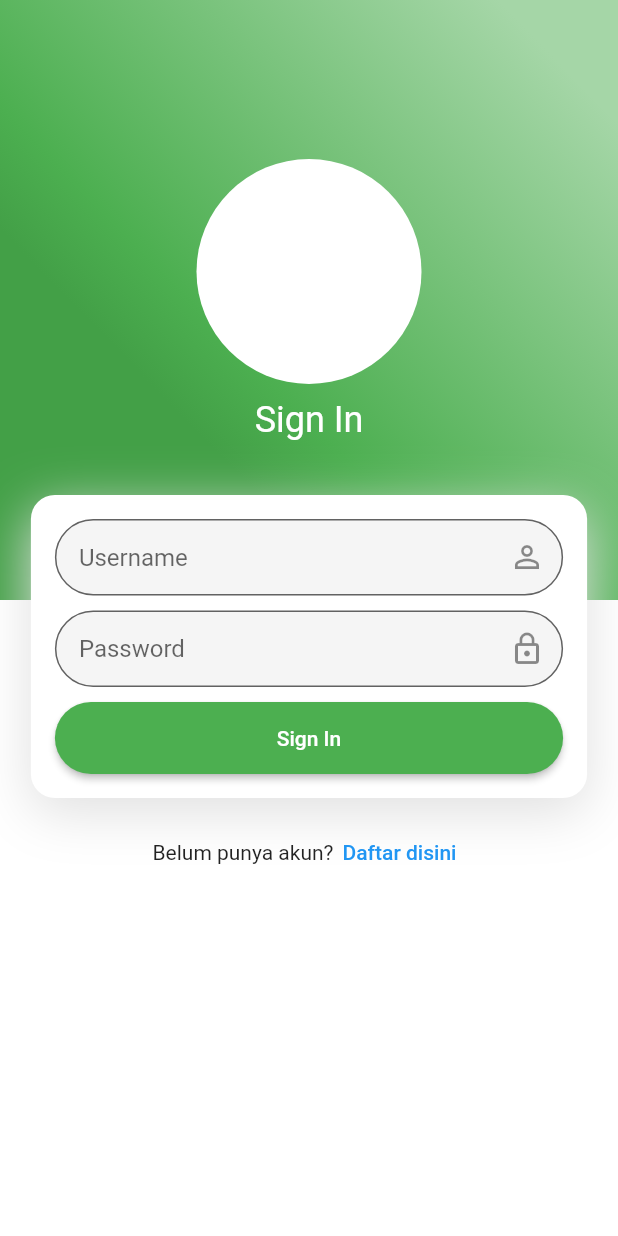
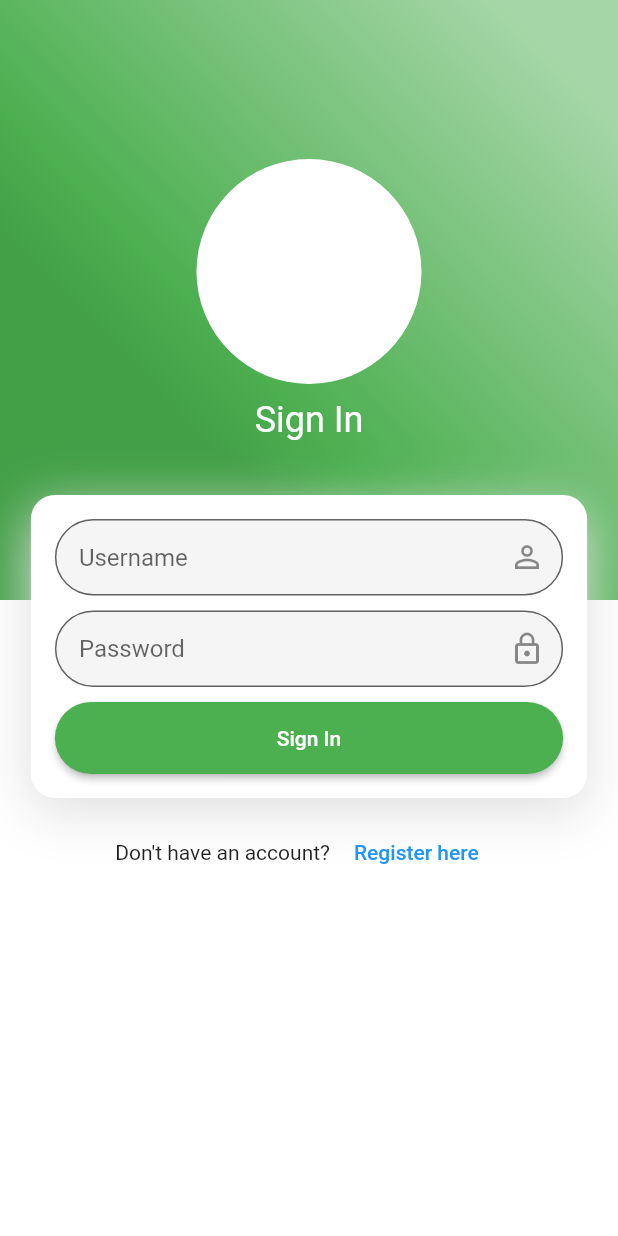
Before and after one commit to fakhrinf/mazhab, a Flutter app: the screen it shows after launch, on a phone screen of 412 x 824 dp. Run offline on Flutter 3.47's test engine with Material 2 defaults, Android fonts, the phone set to English and light mode, and no system bars.

Commit message:
change language to english

```diff
--- a/lib/main.dart
+++ b/lib/main.dart
@@ -24,6 +24,7 @@ class LoginPage extends StatefulWidget {
 
 class _LoginPageState extends State<LoginPage> {
 
+  var _title = "Sign In";
   bool _loginpage = true;
   double _textlinkpos = 550;
 
@@ -128,9 +129,8 @@ class _LoginPageState extends State<LoginPage> {
   Widget linktext(bool islogin) {
     return Row(
       children: <Widget>[
-        Text((islogin) ? "Belum punya akun?" : "Sudah punya akun?"),
+        Text((islogin) ? "Don't have an account?" : "Already have an account?"),
         FlatButton(
-          padding: EdgeInsets.zero,
           splashColor: Colors.transparent,
           highlightColor: Colors.transparent,
           onPressed: () {
@@ -138,13 +138,15 @@ class _LoginPageState extends State<LoginPage> {
               if(islogin) {
                 _loginpage = false;
                 _textlinkpos = 610;
+                _title = "Register";
               }else{
                 _loginpage = true;
                 _textlinkpos = 550;
+                _title = "Sign In";
               }
             });
           },
-          child: Text((islogin) ? "Daftar disini" : "Login disini", style: TextStyle(color: Colors.blue)),
+          child: Text((islogin) ? "Register here" : "Login here", style: TextStyle(color: Colors.blue)),
           materialTapTargetSize: MaterialTapTargetSize.shrinkWrap,
         )
       ],
@@ -192,7 +194,7 @@ class _LoginPageState extends State<LoginPage> {
                           ),
                         ),
                         Divider(color: Colors.transparent, height: 10,),
-                        Text("Sign In", style: TextStyle(color: Colors.white, fontSize: 24)),
+                        Text(_title, style: TextStyle(color: Colors.white, fontSize: 24)),
                       ],
                     ),
                   ),
```
